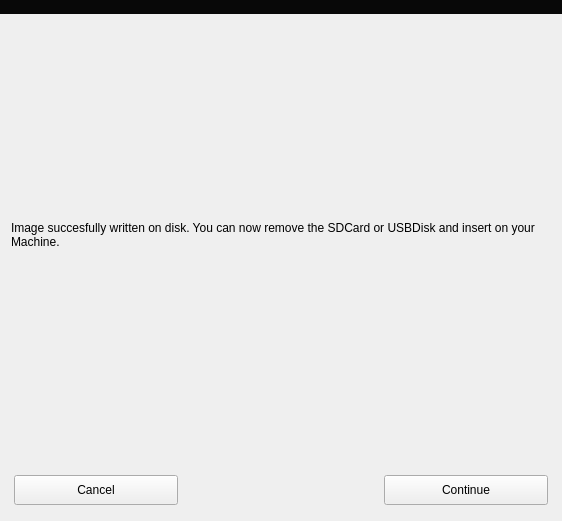
Qt form machine_creator/mainwindow.ui (calaos/calaos_installer) before a commit.
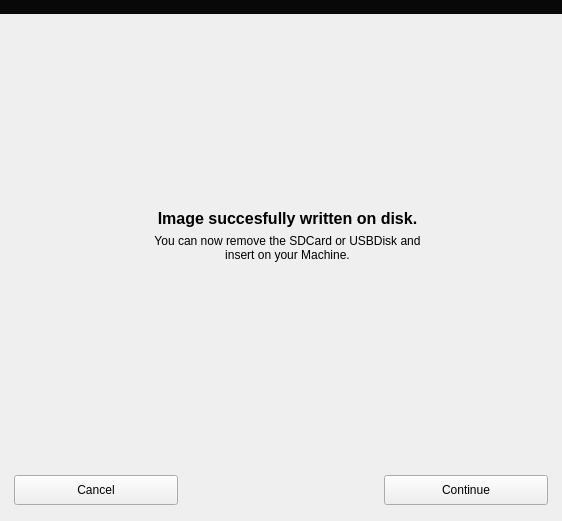
The same form after that commit. The open tabs and pages were chosen to show the change. Icons and pictures are not drawn.

Commit message: Rework machine creator. Win + linux works. Macos needs testing

The edit to the form file:
```diff
--- a/machine_creator/mainwindow.ui
+++ b/machine_creator/mainwindow.ui
@@ -378,20 +378,121 @@
         </layout>
        </widget>
        <widget class="QWidget" name="pageFinished">
-        <layout class="QVBoxLayout" name="verticalLayout_7">
+        <layout class="QHBoxLayout" name="horizontalLayout_3">
          <item>
-          <widget class="QLabel" name="finalLabel">
-           <property name="autoFillBackground">
-            <bool>false</bool>
+          <spacer name="horizontalSpacer_2">
+           <property name="orientation">
+            <enum>Qt::Horizontal</enum>
            </property>
-           <property name="text">
-            <string>&lt;html&gt;&lt;head/&gt;&lt;body&gt;&lt;p&gt;Image succesfully written on disk. You can now remove the SDCard or USBDisk and insert on your Machine.&lt;/p&gt;&lt;/body&gt;&lt;/html&gt;</string>
+           <property name="sizeHint" stdset="0">
+            <size>
+             <width>40</width>
+             <height>20</height>
+            </size>
            </property>
-           <property name="wordWrap">
-            <bool>true</bool>
+          </spacer>
+         </item>
+         <item>
+          <widget class="QLabel" name="finalLabelIcon">
+           <property name="pixmap">
+            <pixmap resource="img.qrc">:/img/dialog-ok.png</pixmap>
            </property>
           </widget>
          </item>
+         <item>
+          <layout class="QVBoxLayout" name="verticalLayout_7">
+           <item>
+            <spacer name="verticalSpacer_3">
+             <property name="orientation">
+              <enum>Qt::Vertical</enum>
+             </property>
+             <property name="sizeHint" stdset="0">
+              <size>
+               <width>20</width>
+               <height>40</height>
+              </size>
+             </property>
+            </spacer>
+           </item>
+           <item>
+            <widget class="QLabel" name="finalLabelTitle">
+             <property name="minimumSize">
+              <size>
+               <width>285</width>
+               <height>0</height>
+              </size>
+             </property>
+             <property name="font">
+              <font>
+               <pointsize>12</pointsize>
+               <weight>75</weight>
+               <bold>true</bold>
+              </font>
+             </property>
+             <property name="autoFillBackground">
+              <bool>false</bool>
+             </property>
+             <property name="text">
+              <string>Image succesfully written on disk.</string>
+             </property>
+             <property name="alignment">
+              <set>Qt::AlignCenter</set>
+             </property>
+             <property name="wordWrap">
+              <bool>true</bool>
+             </property>
+            </widget>
+           </item>
+           <item>
+            <widget class="QLabel" name="finalLabel">
+             <property name="minimumSize">
+              <size>
+               <width>285</width>
+               <height>0</height>
+              </size>
+             </property>
+             <property name="autoFillBackground">
+              <bool>false</bool>
+             </property>
+             <property name="text">
+              <string>You can now remove the SDCard or USBDisk and insert on your Machine.</string>
+             </property>
+             <property name="alignment">
+              <set>Qt::AlignCenter</set>
+             </property>
+             <property name="wordWrap">
+              <bool>true</bool>
+             </property>
+            </widget>
+           </item>
+           <item>
+            <spacer name="verticalSpacer_2">
+             <property name="orientation">
+              <enum>Qt::Vertical</enum>
+             </property>
+             <property name="sizeHint" stdset="0">
+              <size>
+               <width>20</width>
+               <height>40</height>
+              </size>
+             </property>
+            </spacer>
+           </item>
+          </layout>
+         </item>
+         <item>
+          <spacer name="horizontalSpacer_3">
+           <property name="orientation">
+            <enum>Qt::Horizontal</enum>
+           </property>
+           <property name="sizeHint" stdset="0">
+            <size>
+             <width>40</width>
+             <height>20</height>
+            </size>
+           </property>
+          </spacer>
+         </item>
         </layout>
        </widget>
       </widget>
```
Left out of the diff: 75 changed lines with no effect on the pictures. The commit also changes 85 other files.
